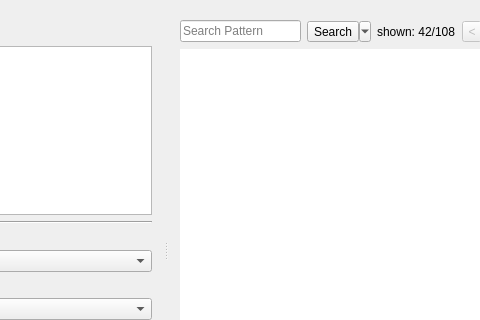
Qt form ui/analysis.ui (jopohl/urh) before a commit; both pictures show x 241 to 721 and y 0 to 320 of the 1331 by 740 pixel window.
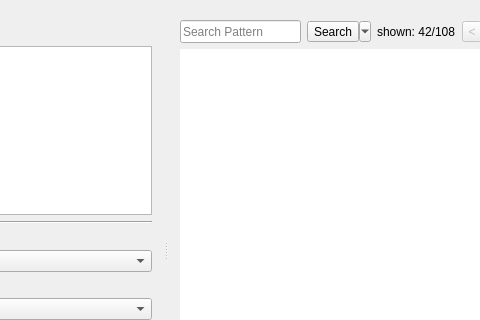
The same form after that commit. Icons and pictures are not drawn. Custom widgets are drawn as their Qt base class.

Commit message: fix size policy for analysis search line edit

```diff
--- a/ui/analysis.ui
+++ b/ui/analysis.ui
@@ -664,7 +664,7 @@
               <item row="0" column="1">
                <widget class="QLineEdit" name="lineEditSearch">
                 <property name="sizePolicy">
-                 <sizepolicy hsizetype="Expanding" vsizetype="Fixed">
+                 <sizepolicy hsizetype="Expanding" vsizetype="Preferred">
                   <horstretch>0</horstretch>
                   <verstretch>0</verstretch>
                  </sizepolicy>
```
The commit also changes 1 other file.
